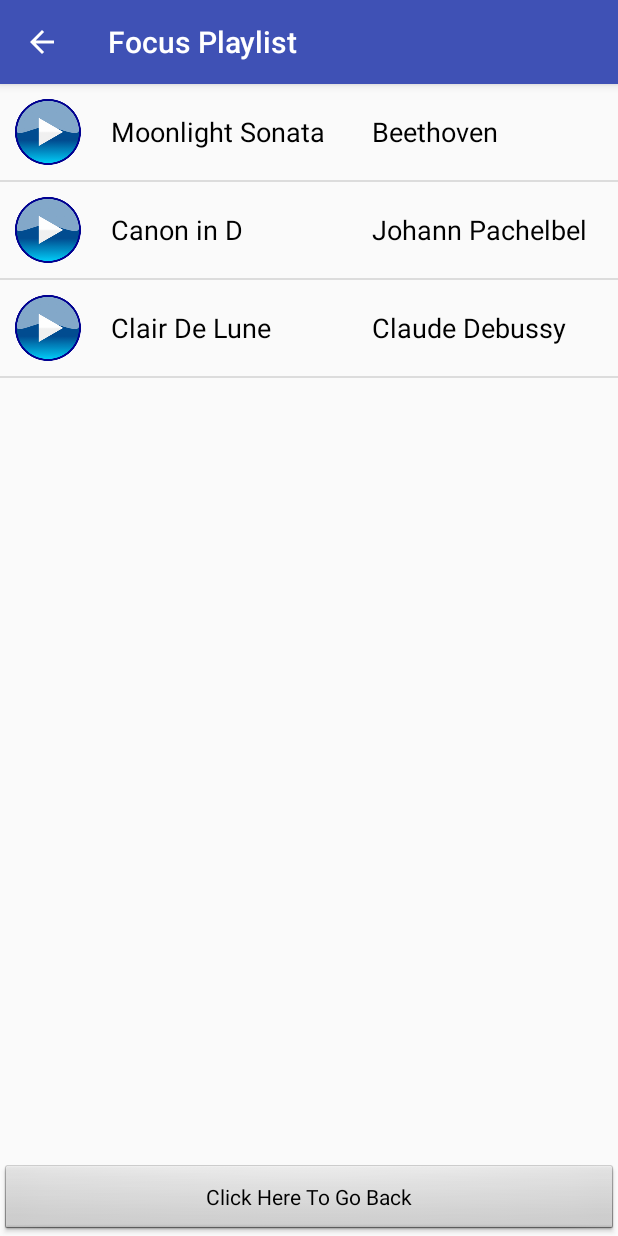
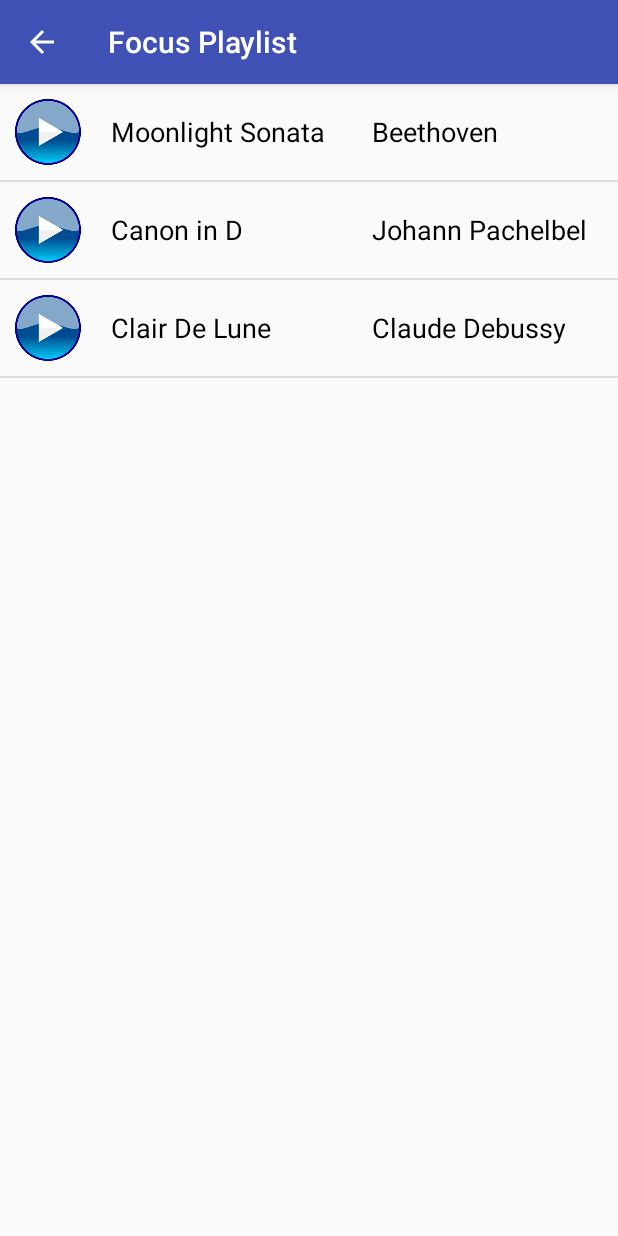
Before and after one commit to hero5jungle/MusicalApp, an Android app: the Focus_Playlist screen opened directly, with no data from a screen before it, on a phone screen of 412 x 824 dp. Run offline under Robolectric (Android 15) with nearby library versions, the phone set to English and light mode, and no system bars.

Commit message:
remove the back button

```diff
--- a/app/src/main/java/com/example/tannguyen/musicalapp/Focus_Playlist.java
+++ b/app/src/main/java/com/example/tannguyen/musicalapp/Focus_Playlist.java
@@ -47,19 +47,6 @@ public class Focus_Playlist extends AppCompatActivity {
         super.onCreate(savedInstanceState);
         setContentView(R.layout.list);
 
-        Button back = findViewById(R.id.back);
-        // Set a click listener on that View
-        back.setOnClickListener(new View.OnClickListener() {
-            // The code in this method will be executed when the numbers category is clicked on.
-            @Override
-            public void onClick(View view) {
-                Intent backIntent = new Intent(Focus_Playlist.this, MainActivity.class);
-                // Start the new activity
-                releaseMediaPlayer();
-                startActivity(backIntent);
-            }
-        });
-
         mAudioManager = (AudioManager) getSystemService(Context.AUDIO_SERVICE);
 
         //        Create a playlist arraylist
--- a/app/src/main/res/layout/list.xml
+++ b/app/src/main/res/layout/list.xml
@@ -12,15 +12,4 @@
 
     </ListView>
 
-    <Button
-        android:id="@+id/back"
-        style="@android:style/Widget.Button"
-        android:layout_width="match_parent"
-        android:layout_height="wrap_content"
-        android:layout_alignParentBottom="true"
-        android:layout_alignParentLeft="true"
-        android:layout_alignParentStart="true"
-        android:layout_marginLeft="0dp"
-        android:layout_marginStart="0dp"
-        android:text="@string/click_here_to_go_back" />
 </RelativeLayout>
```
Also changed, not shown: app/src/main/java/com/example/tannguyen/musicalapp/Sleep_Playlist.java (+0 -13 lines), app/src/main/java/com/example/tannguyen/musicalapp/Workout_Playlist.java (+0 -13 lines).
